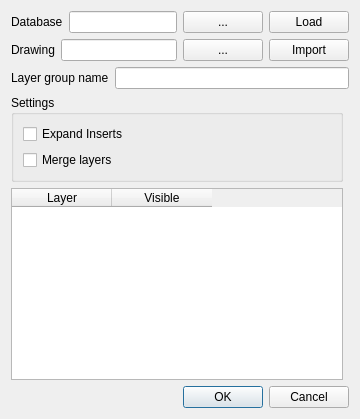
Qt form src/ui/qgsdwgimportbase.ui (jef-n/QGIS) before a commit.
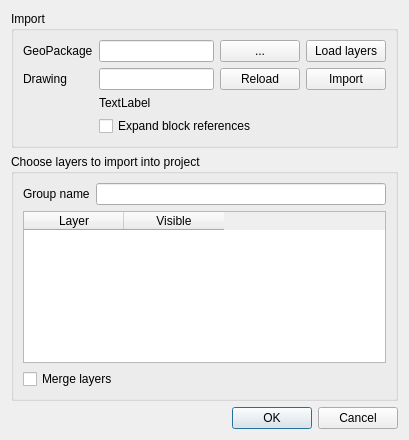
The same form after that commit. Custom widgets are drawn as their Qt base class.

Commit message: * log crc errors in object map * redesign dwg import dialog * only produce non-empty layers and groups * fix block expansion * show import error message

Patch:
```diff
--- a/src/ui/qgsdwgimportbase.ui
+++ b/src/ui/qgsdwgimportbase.ui
@@ -6,15 +6,15 @@
    <rect>
     <x>0</x>
     <y>0</y>
-    <height>1092</height>
-    <height>482</height>
+    <width>409</width>
+    <height>440</height>
    </rect>
   </property>
   <property name="windowTitle">
    <string>DWG/DXF Import</string>
   </property>
   <layout class="QGridLayout" name="gridLayout">
-   <item row="8" column="0" colspan="2">
+   <item row="7" column="0" colspan="2">
     <widget class="QDialogButtonBox" name="buttonBox">
      <property name="orientation">
       <enum>Qt::Horizontal</enum>
@@ -24,119 +24,142 @@
      </property>
     </widget>
    </item>
-   <item row="1" column="0" colspan="2">
-    <layout class="QHBoxLayout" name="horizontalLayout_2">
-     <item>
-      <widget class="QLabel" name="label_2">
-       <property name="text">
-        <string>Drawing</string>
-       </property>
-      </widget>
-     </item>
-     <item>
-      <widget class="QLineEdit" name="leDrawing"/>
-     </item>
-     <item>
-      <widget class="QPushButton" name="pbBrowseDrawing">
-       <property name="text">
-        <string>...</string>
-       </property>
-      </widget>
-     </item>
-     <item>
-      <widget class="QPushButton" name="pbImportDrawing">
-       <property name="text">
-        <string>Import</string>
-       </property>
-      </widget>
-     </item>
-    </layout>
-   </item>
-   <item row="0" column="0" colspan="2">
-    <layout class="QHBoxLayout" name="horizontalLayout">
-     <item>
-      <widget class="QLabel" name="label">
-       <property name="text">
-        <string>Database</string>
-       </property>
-      </widget>
-     </item>
-     <item>
-      <widget class="QLineEdit" name="leDatabase"/>
-     </item>
-     <item>
-      <widget class="QPushButton" name="pbBrowseDatabase">
-       <property name="text">
-        <string>...</string>
-       </property>
-      </widget>
-     </item>
-     <item>
-      <widget class="QPushButton" name="pbLoadDatabase">
-       <property name="text">
-        <string>Load</string>
-       </property>
-      </widget>
-     </item>
-    </layout>
-   </item>
-   <item row="3" column="0">
-    <widget class="QgsCollapsibleGroupBox" name="mGroupBox">
+   <item row="2" column="0" colspan="2">
+    <widget class="QGroupBox" name="mGroupBox">
      <property name="title">
-      <string>Settings</string>
+      <string>Choose layers to import into project</string>
+     </property>
+     <property name="checkable">
+      <bool>false</bool>
      </property>
      <layout class="QGridLayout" name="gridLayout_2">
-      <item row="0" column="0">
-       <widget class="QCheckBox" name="cbExpandInserts">
-        <property name="text">
-         <string>Expand Inserts</string>
+      <item row="1" column="0" colspan="2">
+       <widget class="QTableWidget" name="mLayers">
+        <property name="alternatingRowColors">
+         <bool>true</bool>
         </property>
+        <property name="sortingEnabled">
+         <bool>true</bool>
+        </property>
+        <column>
+         <property name="text">
+          <string>Layer</string>
+         </property>
+        </column>
+        <column>
+         <property name="text">
+          <string>Visible</string>
+         </property>
+        </column>
        </widget>
       </item>
-      <item row="1" column="0">
+      <item row="2" column="0" colspan="2">
        <widget class="QCheckBox" name="cbMergeLayers">
         <property name="text">
          <string>Merge layers</string>
         </property>
        </widget>
       </item>
+      <item row="0" column="0">
+       <widget class="QLabel" name="label_3">
+        <property name="text">
+         <string>Group name</string>
+        </property>
+       </widget>
+      </item>
+      <item row="0" column="1">
+       <widget class="QLineEdit" name="leLayerGroup"/>
+      </item>
      </layout>
     </widget>
    </item>
-   <item row="4" column="0">
-    <widget class="QTableWidget" name="mLayers">
-     <property name="alternatingRowColors">
-      <bool>true</bool>
+   <item row="0" column="0" colspan="2">
+    <widget class="QGroupBox" name="groupBox">
+     <property name="title">
+      <string>Import</string>
      </property>
-     <property name="sortingEnabled">
-      <bool>true</bool>
-     </property>
-     <column>
-      <property name="text">
-       <string>Layer</string>
-      </property>
-     </column>
-     <column>
-      <property name="text">
-       <string>Visible</string>
-      </property>
-     </column>
+     <layout class="QGridLayout" name="gridLayout_4">
+      <item row="1" column="0">
+       <widget class="QLabel" name="label_2">
+        <property name="text">
+         <string>Drawing</string>
+        </property>
+       </widget>
+      </item>
+      <item row="1" column="1">
+       <layout class="QHBoxLayout" name="horizontalLayout_2">
+        <item>
+         <widget class="QLineEdit" name="leDrawing">
+          <property name="readOnly">
+           <bool>true</bool>
+          </property>
+         </widget>
+        </item>
+        <item>
+         <widget class="QPushButton" name="pbImportDrawing">
+          <property name="text">
+           <string>Reload</string>
+          </property>
+         </widget>
+        </item>
+        <item>
+         <widget class="QPushButton" name="pbBrowseDrawing">
+          <property name="text">
+           <string>Import</string>
+          </property>
+         </widget>
+        </item>
+       </layout>
+      </item>
+      <item row="0" column="0">
+       <widget class="QLabel" name="label">
+        <property name="text">
+         <string>GeoPackage</string>
+        </property>
+       </widget>
+      </item>
+      <item row="0" column="1">
+       <layout class="QHBoxLayout" name="horizontalLayout">
+        <item>
+         <widget class="QLineEdit" name="leDatabase">
+          <property name="readOnly">
+           <bool>true</bool>
+          </property>
+         </widget>
+        </item>
+        <item>
+         <widget class="QPushButton" name="pbBrowseDatabase">
+          <property name="text">
+           <string>...</string>
+          </property>
+         </widget>
+        </item>
+        <item>
+         <widget class="QPushButton" name="pbLoadDatabase">
+          <property name="text">
+           <string>Load layers</string>
+          </property>
+         </widget>
+        </item>
+       </layout>
+      </item>
+      <item row="3" column="1">
+       <widget class="QLabel" name="lblMessage">
+        <property name="text">
+         <string notr="true">TextLabel</string>
+        </property>
+       </widget>
+      </item>
+      <item row="4" column="1">
+       <widget class="QCheckBox" name="cbExpandInserts">
+        <property name="text">
+         <string>Expand block references</string>
+        </property>
+       </widget>
+      </item>
+     </layout>
     </widget>
    </item>
-   <item row="2" column="0" colspan="2">
-    <layout class="QHBoxLayout" name="horizontalLayout_3">
-     <item>
-      <widget class="QLabel" name="label_3">
-       <property name="text">
-        <string>Layer group name</string>
-       </property>
-      </widget>
-     </item>
-     <item>
-      <widget class="QLineEdit" name="leLayerGroup"/>
-     </item>
-    </layout>
-   </item>
   </layout>
   <zorder>buttonBox</zorder>
   <zorder>horizontalLayoutWidget</zorder>
@@ -146,14 +169,6 @@
   <zorder>mLayers</zorder>
   <zorder>mGroupBox</zorder>
  </widget>
- <customwidgets>
-  <customwidget>
-   <class>QgsCollapsibleGroupBox</class>
-   <extends>QGroupBox</extends>
-   <header>qgscollapsiblegroupbox.h</header>
-   <container>1</container>
-  </customwidget>
- </customwidgets>
  <resources/>
  <connections>
   <connection>
```
Left out of the diff: 7 changed lines with no effect on the pictures. The commit also changes 5 other files.
